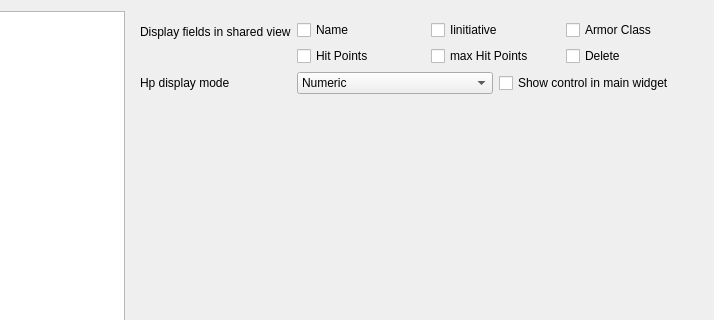
Old version of the form settingsdialog.ui in the repository Technohamster-py/dm-assist; both pictures show x 186 to 900 and y 0 to 320 of the 900 by 703 pixel window.
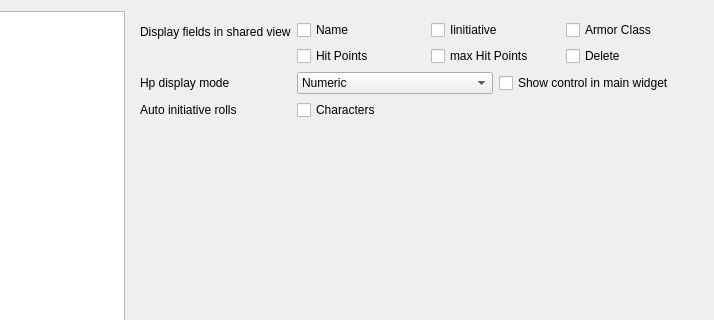
New version of the form. The open tabs and pages were chosen to show the change. Icons and pictures are not drawn.

The edit to the form file:
```diff
--- a/settingsdialog.ui
+++ b/settingsdialog.ui
@@ -196,7 +196,13 @@
          </item>
         </layout>
        </widget>
-       <widget class="QWidget" name="page">
+       <widget class="QWidget" name="initiativePage">
+        <property name="sizePolicy">
+         <sizepolicy hsizetype="Preferred" vsizetype="Preferred">
+          <horstretch>0</horstretch>
+          <verstretch>0</verstretch>
+         </sizepolicy>
+        </property>
         <layout class="QFormLayout" name="formLayout_3">
          <item row="0" column="0">
           <widget class="QLabel" name="fieldsLabel">
@@ -288,6 +294,20 @@
            </item>
           </layout>
          </item>
+         <item row="2" column="1">
+          <widget class="QCheckBox" name="characterAutoRoll">
+           <property name="text">
+            <string>Characters</string>
+           </property>
+          </widget>
+         </item>
+         <item row="2" column="0">
+          <widget class="QLabel" name="label_2">
+           <property name="text">
+            <string>Auto initiative rolls</string>
+           </property>
+          </widget>
+         </item>
         </layout>
        </widget>
       </widget>
```
Left out of the diff: 2 changed lines with no effect on the pictures.
